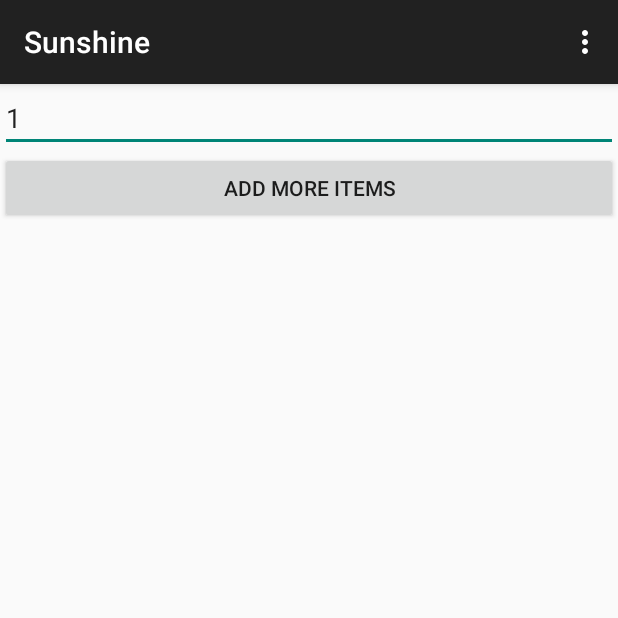
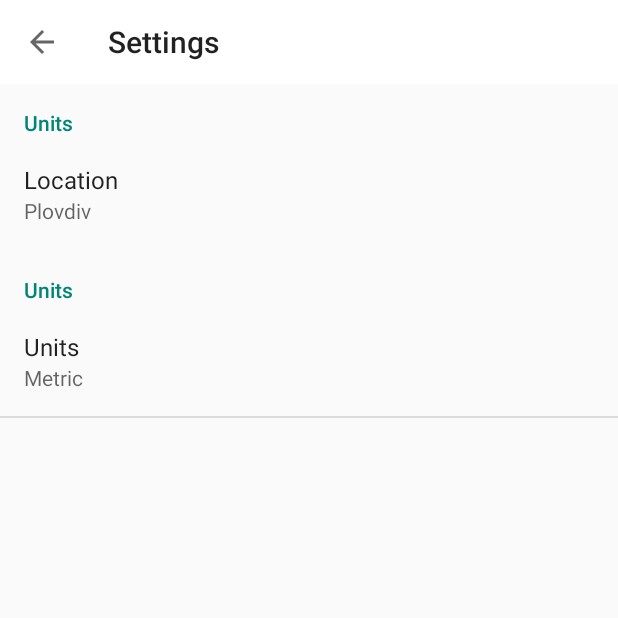
Before and after one commit to Hackafe/android-fundamentals-course, an Android app: the screen it shows after launch (MainActivity before the commit, SettingsActivity after it), in the options menu, after a tap on "Settings", on a phone screen of 412 x 824 dp, the top half of it. Run offline under Robolectric (Android 15) with nearby library versions, the phone set to English and light mode, and no system bars; 1 statement that could not run was skipped.

Commit message:
Settings

```diff
--- a/app/src/main/AndroidManifest.xml
+++ b/app/src/main/AndroidManifest.xml
@@ -22,6 +22,10 @@
             android:name=".DayForecast"
             android:label="@string/title_activity_day_forecast" >
         </activity>
+        <activity
+            android:name=".SettingsActivity"
+            android:label="@string/title_activity_settings" >
+        </activity>
     </application>
 
 </manifest>
--- a/app/src/main/java/org/hackafe/sunshine/DayForecast.java
+++ b/app/src/main/java/org/hackafe/sunshine/DayForecast.java
@@ -1,6 +1,8 @@
 package org.hackafe.sunshine;
 
 import android.content.Intent;
+import android.graphics.Color;
+import android.graphics.drawable.ColorDrawable;
 import android.support.v4.view.MenuItemCompat;
 import android.support.v7.app.ActionBarActivity;
 import android.os.Bundle;
@@ -40,6 +42,14 @@ public class DayForecast extends ActionBarActivity {
         shareIntent.setType("text/plain");
         shareIntent.putExtra(Intent.EXTRA_TEXT, shareHashTag);
 
+        getSupportActionBar().setDisplayShowHomeEnabled(true);
+        getSupportActionBar().setDisplayHomeAsUpEnabled(true);
+        getSupportActionBar().setDefaultDisplayHomeAsUpEnabled(true);
+        getSupportActionBar().setDisplayUseLogoEnabled(true);
+        getSupportActionBar().setBackgroundDrawable(new
+                ColorDrawable(Color.parseColor("#ffffff")));
+        getSupportActionBar();
+
     }
 
 
@@ -62,16 +72,16 @@ public class DayForecast extends ActionBarActivity {
 
     @Override
     public boolean onOptionsItemSelected(MenuItem item) {
-        // Handle action bar item clicks here. The action bar will
-        // automatically handle clicks on the Home/Up button, so long
-        // as you specify a parent activity in AndroidManifest.xml.
-        int id = item.getItemId();
 
-        //noinspection SimplifiableIfStatement
-        if (id == R.id.action_settings) {
-            return true;
+        switch (item.getItemId()) {
+            case android.R.id.home:
+                finish();
+                return (true);
+            case R.id.action_settings: {
+                return true;
+            }
         }
 
-        return super.onOptionsItemSelected(item);
+            return super.onOptionsItemSelected(item);
+        }
     }
-}
--- a/app/src/main/java/org/hackafe/sunshine/ForecastFragment.java
+++ b/app/src/main/java/org/hackafe/sunshine/ForecastFragment.java
@@ -1,8 +1,10 @@
 package org.hackafe.sunshine;
 
 import android.content.Intent;
+import android.content.SharedPreferences;
 import android.os.Bundle;
 import android.os.StrictMode;
+import android.preference.PreferenceManager;
 import android.support.v4.app.Fragment;
 import android.util.Log;
 import android.view.LayoutInflater;
@@ -30,6 +32,8 @@ import java.util.List;
  * A placeholder fragment containing a simple view.
  */
 public class ForecastFragment extends Fragment {
+    SharedPreferences mSharedPreferences;
+    String prefUnits;
 
     public ForecastFragment() {
     }
@@ -38,6 +42,10 @@ public class ForecastFragment extends Fragment {
     public View onCreateView(LayoutInflater inflater, ViewGroup container,
                              Bundle savedInstanceState) {
         View rootView = inflater.inflate(R.layout.fragment_main, container, false);
+
+        mSharedPreferences = PreferenceManager.getDefaultSharedPreferences(getActivity());
+
+        prefUnits = mSharedPreferences.getString("pref_units", "Metric");
 
         StrictMode.ThreadPolicy policy = new StrictMode.ThreadPolicy
                 .Builder()
@@ -63,12 +71,10 @@ public class ForecastFragment extends Fragment {
             }
         });
 
-        final EditText countInput = (EditText)rootView.findViewById(R.id.countInput);
+        final EditText countInput = (EditText) rootView.findViewById(R.id.countInput);
 
 
         Button addMoreBtn = (Button) rootView.findViewById(R.id.btn_add_more_items);
-
-
 
 
         return rootView;
@@ -82,7 +88,7 @@ public class ForecastFragment extends Fragment {
             // get "list" field as array
             JSONArray list = obj.getJSONArray("list");
             // iterate array and get forecast
-            for (int i=0; i<list.length(); i++) {
+            for (int i = 0; i < list.length(); i++) {
                 // get "i"th forecast
                 JSONObject forecastObj = list.getJSONObject(i);
 
@@ -101,13 +107,19 @@ public class ForecastFragment extends Fragment {
 
                 // extract "dt" date time in unix epoch format
                 long dt = forecastObj.getLong("dt");
-                String dateStr = SimpleDateFormat.getDateInstance().format(new Date(dt*1000));
+                String dateStr = SimpleDateFormat.getDateInstance().format(new Date(dt * 1000));
+                String degrees;
+
+                if (prefUnits.equals("Metric"))
+                    degrees = "C";
+                else
+                    degrees = "F";
 
                 Forecast forecast = new Forecast();
-                forecast.desc = String.format("%s - %s   %.1f°C", dateStr, description, dayTemp);
+                forecast.desc = String.format("%s - %s   %.1f°%s", dateStr, description, dayTemp, degrees);
                 forecast.timestamp = dt;
                 forecastList.add(forecast);
-                Log.d("Sunshine", "forecast = "+forecast);
+                Log.d("Sunshine", "forecast = " + forecast);
             }
             return forecastList;
         } catch (Throwable t) {
@@ -118,7 +130,9 @@ public class ForecastFragment extends Fragment {
 
     private String getForecast() {
         try {
-            URL url = new URL("http://api.openweathermap.org/data/2.5/forecast/daily?q=Plovdiv&mode=json&units=metric&cnt=7");
+            URL url = new URL(String.format("http://api.openweathermap.org/data/2.5/forecast/daily?q=%s&mode=json&units=%s&cnt=7",
+                    mSharedPreferences.getString("pref_location", "Plovdiv"),
+                    prefUnits));
             InputStream inputStream = url.openStream();
             try {
                 BufferedReader r = new BufferedReader(new InputStreamReader(inputStream));
--- a/app/src/main/java/org/hackafe/sunshine/MainActivity.java
+++ b/app/src/main/java/org/hackafe/sunshine/MainActivity.java
@@ -1,5 +1,10 @@
 package org.hackafe.sunshine;
 
+import android.content.Intent;
+import android.content.SharedPreferences;
+import android.graphics.Color;
+import android.graphics.drawable.ColorDrawable;
+import android.preference.PreferenceManager;
 import android.support.v7.app.ActionBarActivity;
 import android.support.v7.app.ActionBar;
 import android.support.v4.app.Fragment;
@@ -23,12 +28,22 @@ import android.widget.Toast;
 
 
 public class MainActivity extends ActionBarActivity {
+    SharedPreferences mSharedPreferences;
+    String prefLocation, prefUnits;
 
     @Override
     protected void onCreate(Bundle savedInstanceState) {
         super.onCreate(savedInstanceState);
         setContentView(R.layout.activity_main);
 
+        mSharedPreferences = PreferenceManager.getDefaultSharedPreferences(this);
+        prefLocation = mSharedPreferences.getString("pref_location", "");
+        prefUnits = mSharedPreferences.getString("pref_units", "Metric");
+
+        getSupportActionBar().setDisplayShowHomeEnabled(true);
+        getSupportActionBar().setDisplayUseLogoEnabled(true);
+        getSupportActionBar().setBackgroundDrawable(new
+                ColorDrawable(Color.parseColor("#ffffff")));
 
         if (savedInstanceState == null) {
             getSupportFragmentManager().beginTransaction()
@@ -54,10 +69,30 @@ public class MainActivity extends ActionBarActivity {
 
         //noinspection SimplifiableIfStatement
         if (id == R.id.action_settings) {
+            startActivity(new Intent(this, SettingsActivity.class));
             return true;
         }
 
         return super.onOptionsItemSelected(item);
     }
 
+    @Override
+    protected void onPause() {
+        super.onPause();
+
+        prefLocation = mSharedPreferences.getString("pref_location", "");
+        prefUnits = mSharedPreferences.getString("pref_units", "Metric");
+    }
+
+    @Override
+    protected void onResume() {
+        super.onResume();
+
+        if (!prefLocation.equals(mSharedPreferences.getString("pref_location", "")) ||
+                !prefUnits.equals(mSharedPreferences.getString("pref_units", "Metric"))) {
+            startActivity(new Intent(this, MainActivity.class));
+            this.finish();
+        }
+    }
+
 }
--- /dev/null
+++ b/app/src/main/java/org/hackafe/sunshine/SettingsActivity.java
@@ -0,0 +1,58 @@
+package org.hackafe.sunshine;
+
+import android.content.SharedPreferences;
+import android.os.Bundle;
+import android.preference.EditTextPreference;
+import android.preference.ListPreference;
+import android.preference.PreferenceActivity;
+import android.preference.PreferenceManager;
+import android.support.v7.widget.Toolbar;
+import android.view.LayoutInflater;
+import android.view.View;
+import android.widget.LinearLayout;
+
+public class SettingsActivity extends PreferenceActivity implements SharedPreferences.OnSharedPreferenceChangeListener{
+    SharedPreferences mSharedPreferences;
+
+    @Override
+    public void onCreate(Bundle savedInstanceState) {
+        super.onCreate(savedInstanceState);
+
+        mSharedPreferences = PreferenceManager.getDefaultSharedPreferences(this);
+
+        addPreferencesFromResource(R.xml.pref_general);
+        PreferenceManager.getDefaultSharedPreferences(this).registerOnSharedPreferenceChangeListener(this);
+
+        EditTextPreference locationPref = (EditTextPreference) findPreference("pref_location");
+        locationPref.setSummary(locationPref.getText());
+
+        ListPreference unitsPref = (ListPreference) findPreference("pref_units");
+        unitsPref.setSummary(unitsPref.getValue());
+    }
+
+    @Override
+    public void onSharedPreferenceChanged(SharedPreferences sharedPreferences, String key) {
+
+        EditTextPreference locationPref = (EditTextPreference) findPreference("pref_location");
+        locationPref.setSummary(locationPref.getText());
+
+        ListPreference unitsPref = (ListPreference) findPreference("pref_units");
+        unitsPref.setSummary(unitsPref.getValue());
+    }
+
+    //creating Settings Action Bar
+    @Override
+    protected void onPostCreate(Bundle savedInstanceState) {
+        super.onPostCreate(savedInstanceState);
+
+        LinearLayout root = (LinearLayout)findViewById(android.R.id.list).getParent().getParent().getParent();
+        Toolbar bar = (Toolbar) LayoutInflater.from(this).inflate(R.layout.settings_toolbar, root, false);
+        root.addView(bar, 0);
+        bar.setNavigationOnClickListener(new View.OnClickListener() {
+            @Override
+            public void onClick(View v) {
+                finish();
+            }
+        });
+    }
+}
--- /dev/null
+++ b/app/src/main/res/layout/settings_toolbar.xml
@@ -0,0 +1,12 @@
+<?xml version="1.0" encoding="utf-8"?>
+<android.support.v7.widget.Toolbar xmlns:android="http://schemas.android.com/apk/res/android"
+    xmlns:app="http://schemas.android.com/apk/res-auto"
+    android:id="@+id/toolbar"
+    app:theme="@style/AppTheme"
+    android:layout_width="match_parent"
+    android:layout_height="wrap_content"
+    android:minHeight="?attr/actionBarSize"
+    app:navigationContentDescription="@string/abc_action_bar_up_description"
+    android:background="@android:color/white"
+    app:navigationIcon="?attr/homeAsUpIndicator"
+    app:title="@string/action_settings" />
--- /dev/null
+++ b/app/src/main/res/values/strings_activity_settings.xml
@@ -0,0 +1,21 @@
+<resources>
+    <string name="title_activity_settings">Settings</string>
+
+    <string name="pref_title_location">Location</string>
+    <string name="pref_summary_location">Select location</string>
+    <string name="pref_default_location">Plovdiv</string>
+
+    <string name="pref_cat_units">Units</string>
+    <string name="pref_units">Units</string>
+    <string name="pref_default_unit">Metric</string>
+
+    <string-array name="pref_units_list_titles">
+        <item>Metric</item>
+        <item>Imperial</item>
+    </string-array>
+    <string-array name="pref_units_list_values">
+        <item>Metric</item>
+        <item>Imperial</item>
+    </string-array>
+
+</resources>
--- a/app/src/main/res/values/styles.xml
+++ b/app/src/main/res/values/styles.xml
@@ -1,8 +1,11 @@
 <resources>
 
     <!-- Base application theme. -->
-    <style name="AppTheme" parent="Theme.AppCompat.Light.DarkActionBar">
-        <!-- Customize your theme here. -->
+    <style name="AppTheme" parent="Theme.AppCompat.Light">
+        <item name="android:actionBarStyle">@style/MyActionBar</item>
+    </style>
+    <style name="MyActionBar" parent="@android:style/Widget.Holo.ActionBar">
+        <item name="android:displayOptions">showHome|homeAsUp|showTitle</item>
     </style>
 
 </resources>
--- /dev/null
+++ b/app/src/main/res/xml/pref_general.xml
@@ -0,0 +1,26 @@
+<PreferenceScreen xmlns:android="http://schemas.android.com/apk/res/android">
+    <PreferenceCategory android:title="@string/pref_cat_units">
+
+        <EditTextPreference
+            android:key="pref_location"
+            android:title="@string/pref_title_location"
+            android:summary="@string/pref_summary_location"
+            android:defaultValue="@string/pref_default_location"
+            android:inputType="text" />
+
+    </PreferenceCategory>
+
+    <PreferenceCategory android:title="@string/pref_cat_units">
+
+        <ListPreference
+            android:key="pref_units"
+            android:title="@string/pref_units"
+            android:defaultValue="@string/pref_default_unit"
+            android:entries="@array/pref_units_list_titles"
+            android:entryValues="@array/pref_units_list_values"
+            android:negativeButtonText="@null"
+            android:positiveButtonText="@null" />
+
+    </PreferenceCategory>
+
+</PreferenceScreen>
```
Also changed, not shown: app/src/main/res/menu/menu_main.xml (+7 -3 lines).
